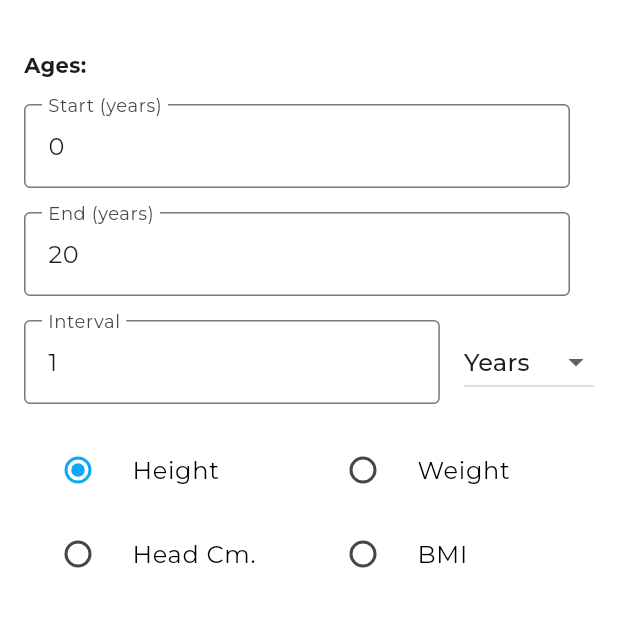
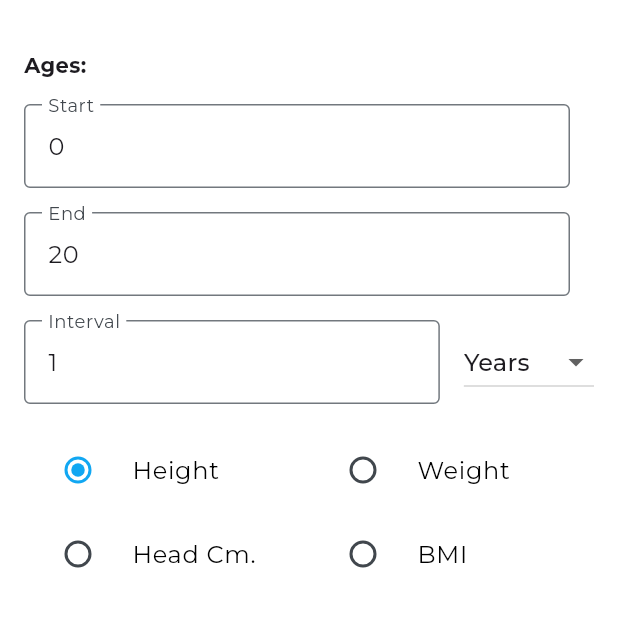
Before and after one commit to rcpch/digital-growth-charts-app, a Flutter app: the GeneratorForm screen opened directly, on a phone screen of 412 x 824 dp, the part 472-1090 px from its top. Run offline on Flutter 3.47's test engine with Material 3 defaults, Android fonts, the light colour scheme and no system bars; our stand-ins replace device_info_plus, fl_chart, flutter_dotenv, flutter_secure_storage, google_fonts, web; missing offline and left inert: dart:js_interop, flutter_appauth; accounts and stored records are empty.

Commit message:
Remove misleading part of the labels

```diff
--- a/lib/widgets/generator.dart
+++ b/lib/widgets/generator.dart
@@ -271,7 +271,7 @@ class GeneratorFormState extends State<GeneratorForm> {
                                 keyboardType:
                                     const TextInputType.numberWithOptions(),
                                 decoration: InputDecoration(
-                                  labelText: 'Start (years)',
+                                  labelText: 'Start',
                                   border: const OutlineInputBorder(),
                                 ),
                                 validator: (value) {
@@ -312,7 +312,7 @@ class GeneratorFormState extends State<GeneratorForm> {
                                 keyboardType:
                                     const TextInputType.numberWithOptions(),
                                 decoration: InputDecoration(
-                                  labelText: 'End (years)',
+                                  labelText: 'End',
                                   border: const OutlineInputBorder(),
                                 ),
                                 validator: (value) {
```
